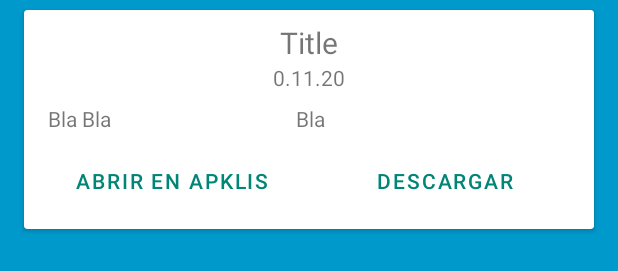
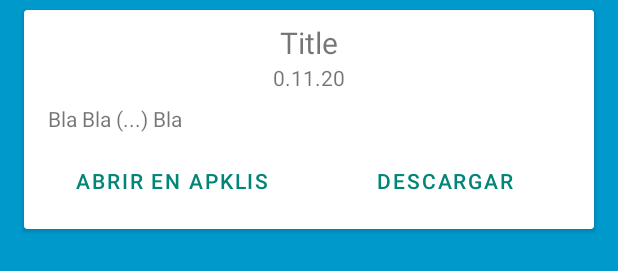
Before and after one commit to Z17-CU/apklisupdate, an Android app: the layout apklis_fragment_update.xml on its own in the app's theme, with its tools: preview values and no code run, on a phone screen of 412 x 824 dp. Shown: the part 498-769 px from the top of the screen. Run offline under Robolectric (Android 15) with nearby library versions, the phone set to English and light mode, and no system bars; plain views replace HtmlTextView; network calls fail.

```diff
--- a/apklisupdate/src/main/AndroidManifest.xml
+++ b/apklisupdate/src/main/AndroidManifest.xml
@@ -1,2 +1 @@
-<manifest xmlns:android="http://schemas.android.com/apk/res/android"
-          package="cu.uci.apklisupdate"/>
+<manifest package="cu.uci.apklisupdate" />
--- a/apklisupdate/src/main/java/cu/uci/apklisupdate/LastReleaseApi.kt
+++ b/apklisupdate/src/main/java/cu/uci/apklisupdate/LastReleaseApi.kt
@@ -1,10 +1,8 @@
 package cu.uci.apklisupdate
 
 import cu.uci.apklisupdate.model.ApiResponce
-import cu.uci.apklisupdate.model.AppUpdateInfo
 import io.reactivex.Single
 import retrofit2.http.GET
-import retrofit2.http.Path
 import retrofit2.http.Query
 
 /**
--- a/apklisupdate/src/main/java/cu/uci/apklisupdate/UpdateCallback.kt
+++ b/apklisupdate/src/main/java/cu/uci/apklisupdate/UpdateCallback.kt
@@ -1,7 +1,6 @@
 package cu.uci.apklisupdate
 
 import cu.uci.apklisupdate.model.AppUpdateInfo
-import java.lang.Exception
 
 interface UpdateCallback {
     fun onNewUpdate(appUpdateInfo: AppUpdateInfo)
--- a/apklisupdate/src/main/java/cu/uci/apklisupdate/model/LastRelease.kt
+++ b/apklisupdate/src/main/java/cu/uci/apklisupdate/model/LastRelease.kt
@@ -3,7 +3,7 @@ package cu.uci.apklisupdate.model
 import com.google.gson.annotations.SerializedName
 
 data class LastRelease(
-    @SerializedName("apk_file") var apk_file: String,
+    @SerializedName("apk_file") var apk_file: String?,
     @SerializedName("changelog") var changelog: String,
     @SerializedName("human_readable_size") var human_readable_size: String,
     @SerializedName("icon") var icon: String,
--- a/apklisupdate/src/main/java/cu/uci/apklisupdate/view/ApklisUpdateDialog.kt
+++ b/apklisupdate/src/main/java/cu/uci/apklisupdate/view/ApklisUpdateDialog.kt
@@ -5,7 +5,7 @@ import android.content.Context
 import android.content.Intent
 import android.net.Uri
 import android.os.Bundle
-import android.util.Log
+import android.view.View
 import androidx.annotation.ColorInt
 import com.squareup.picasso.Picasso
 import cu.uci.apklisupdate.R
@@ -21,6 +21,9 @@ class ApklisUpdateDialog(
     override fun onCreate(savedInstanceState: Bundle?) {
         super.onCreate(savedInstanceState)
         setContentView(R.layout.apklis_dialog_update)
+
+        if (updateInfo.last_release.apk_file == null)
+            download.visibility = View.GONE
 
         changelog.setHtml("${context.getString(R.string.changelog)}\n${updateInfo.last_release.changelog}")
         version.text = updateInfo.last_release.version_name
--- a/apklisupdate/src/main/java/cu/uci/apklisupdate/view/ApklisUpdateFragment.kt
+++ b/apklisupdate/src/main/java/cu/uci/apklisupdate/view/ApklisUpdateFragment.kt
@@ -6,7 +6,6 @@ import android.graphics.drawable.ColorDrawable
 import android.graphics.drawable.Drawable
 import android.net.Uri
 import android.os.Bundle
-import android.util.Log
 import android.view.LayoutInflater
 import android.view.View
 import android.view.ViewGroup
@@ -37,6 +36,9 @@ class ApklisUpdateFragment : Fragment() {
 
     override fun onViewCreated(view: View, savedInstanceState: Bundle?) {
         super.onViewCreated(view, savedInstanceState)
+
+        if (updateInfo.last_release.apk_file == null)
+            download.visibility = View.GONE
 
         changelog.setHtml("${context?.getString(R.string.changelog)}\n${updateInfo.last_release.changelog}")
         version.text = updateInfo.last_release.version_name
--- a/apklisupdate/src/main/res/layout/apklis_dialog_update.xml
+++ b/apklisupdate/src/main/res/layout/apklis_dialog_update.xml
@@ -37,12 +37,14 @@
         android:layout_width="match_parent"
         android:layout_height="wrap_content"
         android:layout_margin="8dp"
+        android:clickable="false"
         android:maxHeight="250dp"
         tools:text="Bla Bla Bla" />
 
     <androidx.appcompat.widget.LinearLayoutCompat
         android:layout_width="match_parent"
         android:layout_height="wrap_content"
+        android:gravity="end"
         android:orientation="horizontal"
         android:weightSum="2">
 
--- a/apklisupdate/src/main/res/layout/apklis_fragment_update.xml
+++ b/apklisupdate/src/main/res/layout/apklis_fragment_update.xml
@@ -52,28 +52,12 @@
                 android:layout_height="wrap_content"
                 android:layout_margin="8dp"
                 android:maxHeight="250dp"
-                    tools:text="Bla Bla
-
-
-
-
-
-
-
-
-
-
-
-
-
-
-
-
-                    Bla" />
+                tools:text="Bla Bla (...) Bla" />
 
             <androidx.appcompat.widget.LinearLayoutCompat
                 android:layout_width="match_parent"
                 android:layout_height="wrap_content"
+                android:gravity="end"
                 android:orientation="horizontal"
                 android:weightSum="2">
 
```
Also changed, not shown: apklisupdate/src/main/java/cu/uci/apklisupdate/view/UpdateFragment.kt (+8 -2 lines), 2 other files. Lines whose indentation alone changed are shown as unchanged.
